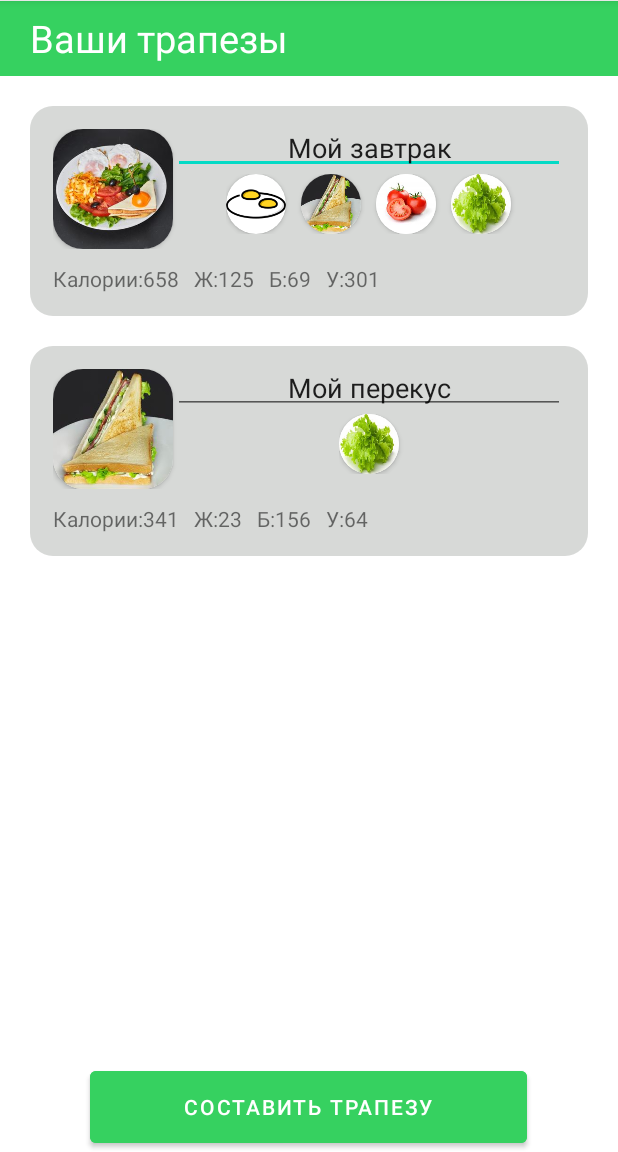
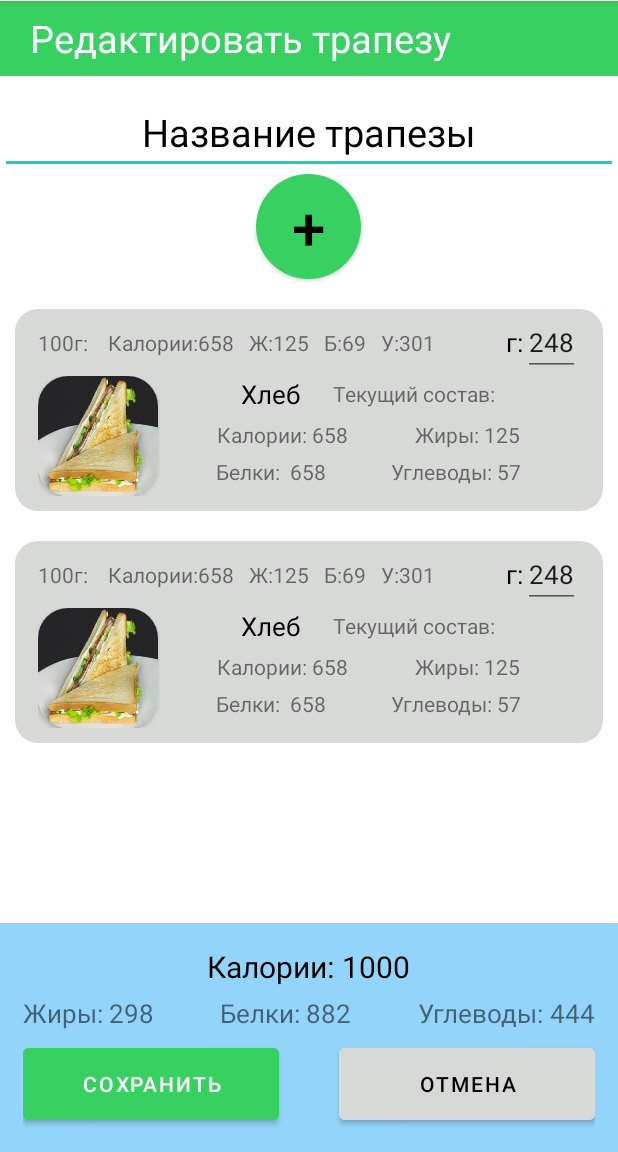
Before and after one commit to Ibarsuk/meal-builder, an Android app: the screen it shows after launch (MainActivity before the commit, MealEdit after it), on a phone screen of 412 x 824 dp, the part 84-1236 px from its top. Run offline under Robolectric (Android 15) with nearby library versions, the phone set to English and light mode, and no system bars.

Commit message:
edit activity layout

```diff
--- /dev/null
+++ b/app/src/main/java/com/example/meal_builder/MealEdit.java
@@ -0,0 +1,14 @@
+package com.example.meal_builder;
+
+import androidx.appcompat.app.AppCompatActivity;
+
+import android.os.Bundle;
+
+public class MealEdit extends AppCompatActivity {
+
+    @Override
+    protected void onCreate(Bundle savedInstanceState) {
+        super.onCreate(savedInstanceState);
+        setContentView(R.layout.activity_meal_edit);
+    }
+}
--- /dev/null
+++ b/app/src/main/res/drawable/border_rounded.xml
@@ -0,0 +1,17 @@
+<?xml version="1.0" encoding="utf-8"?>
+<shape
+    xmlns:android="http://schemas.android.com/apk/res/android">
+    <solid
+        android:color="@color/secondary">
+    </solid>
+    <stroke
+        android:width="0dp"
+        android:color="#424242">
+    </stroke>
+    <corners
+        android:topLeftRadius="15dp"
+        android:topRightRadius="15dp"
+        android:bottomLeftRadius="15dp"
+        android:bottomRightRadius="15dp">
+    </corners>
+</shape>
--- a/app/src/main/res/drawable/rounded.xml
+++ b/app/src/main/res/drawable/rounded.xml
@@ -1,17 +1,6 @@
 <?xml version="1.0" encoding="utf-8"?>
-<shape
-    xmlns:android="http://schemas.android.com/apk/res/android">
-    <solid
-        android:color="@color/card_bg">
-    </solid>
-    <stroke
-        android:width="0dp"
-        android:color="#424242">
-    </stroke>
-    <corners
-        android:topLeftRadius="15dp"
-        android:topRightRadius="15dp"
-        android:bottomLeftRadius="15dp"
-        android:bottomRightRadius="15dp">
-    </corners>
+<shape xmlns:android="http://schemas.android.com/apk/res/android"
+    android:shape="oval">
+    <solid android:color="@color/main"/>
+
 </shape>
--- a/app/src/main/res/layout/activity_main.xml
+++ b/app/src/main/res/layout/activity_main.xml
@@ -10,7 +10,7 @@
         android:id="@+id/textView"
         android:layout_width="match_parent"
         android:layout_height="50dp"
-        android:background="@color/green"
+        android:background="@color/main"
         android:gravity="center_vertical"
         android:paddingStart="20dp"
         android:text="@string/user_meals_title"
@@ -60,7 +60,7 @@
         <Button
             android:layout_width="291dp"
             android:layout_height="60dp"
-            android:backgroundTint="@color/green"
+            android:backgroundTint="@color/main"
             android:text="@string/choose_button"
             android:id="@+id/add_meal_btn">
         </Button>
--- /dev/null
+++ b/app/src/main/res/layout/activity_meal_edit.xml
@@ -0,0 +1,202 @@
+<?xml version="1.0" encoding="utf-8"?>
+<androidx.constraintlayout.widget.ConstraintLayout xmlns:android="http://schemas.android.com/apk/res/android"
+xmlns:app="http://schemas.android.com/apk/res-auto"
+xmlns:tools="http://schemas.android.com/tools"
+android:layout_width="match_parent"
+android:layout_height="match_parent"
+tools:context=".MealEdit">
+
+<TextView
+    android:id="@+id/textView"
+    android:layout_width="match_parent"
+    android:layout_height="50dp"
+    android:background="@color/main"
+    android:gravity="center_vertical"
+    android:paddingStart="20dp"
+    android:text="@string/meal_edit_title"
+    android:textColor="@color/white"
+    android:textSize="25sp"
+    app:layout_constraintBottom_toBottomOf="parent"
+    app:layout_constraintEnd_toEndOf="parent"
+    app:layout_constraintHorizontal_bias="0.0"
+    app:layout_constraintStart_toStartOf="parent"
+    app:layout_constraintTop_toTopOf="parent"
+    app:layout_constraintVertical_bias="0.001"
+    tools:ignore="RtlSymmetry" />
+
+    <LinearLayout
+        android:layout_width="match_parent"
+        android:layout_height="wrap_content"
+        android:orientation="vertical"
+        app:layout_constrainedHeight="true"
+        app:layout_constraintBottom_toTopOf="@+id/linearLayout"
+        app:layout_constraintTop_toBottomOf="@+id/textView"
+        app:layout_constraintVertical_bias="0.0"
+        tools:layout_editor_absoluteX="0dp">
+
+        <EditText
+            android:layout_width="match_parent"
+            android:layout_height="wrap_content"
+            android:layout_marginTop="10dp"
+            android:gravity="center"
+            android:maxLines="4"
+            android:text="Название трапезы"
+            android:textColor="@color/black"
+            android:textSize="25sp" />
+
+        <ScrollView
+            android:layout_width="match_parent"
+            android:layout_height="wrap_content">
+
+            <LinearLayout
+                android:layout_width="match_parent"
+                android:layout_height="wrap_content"
+                android:orientation="vertical"
+                android:paddingHorizontal="10dp">
+
+                <androidx.appcompat.widget.AppCompatButton
+                    android:layout_width="70dp"
+                    android:layout_height="70dp"
+                    android:layout_gravity="center"
+                    android:background="@drawable/rounded"
+                    android:backgroundTint="@color/main"
+                    android:text="+"
+                    android:textColor="@color/black"
+                    android:textSize="40sp"
+                    android:layout_marginBottom="20dp"/>
+
+                <include layout="@layout/meal_part" />
+                <include layout="@layout/meal_part" />
+
+
+            </LinearLayout>
+        </ScrollView>
+
+
+    </LinearLayout>
+
+    <LinearLayout
+        android:id="@+id/linearLayout"
+        android:layout_width="match_parent"
+        android:layout_height="wrap_content"
+        android:background="@color/background"
+        android:orientation="vertical"
+
+        android:padding="15dp"
+        app:layout_constraintBottom_toBottomOf="parent"
+        tools:layout_editor_absoluteX="0dp">
+
+        <LinearLayout
+            android:layout_width="wrap_content"
+            android:layout_height="wrap_content"
+            android:layout_gravity="center"
+            android:layout_marginBottom="5dp">
+
+            <TextView
+                android:layout_width="wrap_content"
+                android:layout_height="wrap_content"
+                android:layout_marginEnd="5dp"
+                android:text="@string/calories_counter"
+                android:textColor="@color/black"
+                android:textSize="20sp" />
+
+            <TextView
+                android:layout_width="wrap_content"
+                android:layout_height="wrap_content"
+                android:text="1000"
+                android:textColor="@color/black"
+                android:textSize="20sp" />
+        </LinearLayout>
+
+        <LinearLayout
+            android:layout_width="match_parent"
+            android:layout_height="wrap_content"
+            android:layout_marginBottom="5dp"
+            android:weightSum="3">
+
+            <LinearLayout
+                android:layout_width="wrap_content"
+                android:layout_height="wrap_content"
+                android:layout_weight="1"
+                android:gravity="start">
+
+                <TextView
+                    android:layout_width="wrap_content"
+                    android:layout_height="wrap_content"
+                    android:text="Жиры: "
+                    android:textSize="17sp" />
+
+                <TextView
+                    android:layout_width="wrap_content"
+                    android:layout_height="wrap_content"
+                    android:text="298"
+                    android:textSize="17sp" />
+            </LinearLayout>
+
+            <LinearLayout
+                android:layout_width="wrap_content"
+                android:layout_height="wrap_content"
+                android:layout_weight="1"
+                android:gravity="center">
+
+                <TextView
+                    android:layout_width="wrap_content"
+                    android:layout_height="wrap_content"
+                    android:text="Белки: "
+                    android:textSize="17sp" />
+
+                <TextView
+                    android:layout_width="wrap_content"
+                    android:layout_height="wrap_content"
+                    android:text="882"
+                    android:textSize="17sp" />
+            </LinearLayout>
+
+            <LinearLayout
+                android:layout_width="wrap_content"
+                android:layout_height="wrap_content"
+                android:layout_weight="1"
+                android:gravity="end">
+
+                <TextView
+                    android:layout_width="wrap_content"
+                    android:layout_height="wrap_content"
+                    android:text="Углеводы: "
+                    android:textSize="17sp" />
+
+                <TextView
+                    android:layout_width="wrap_content"
+                    android:layout_height="wrap_content"
+                    android:text="444"
+                    android:textSize="17sp" />
+            </LinearLayout>
+
+        </LinearLayout>
+
+        <LinearLayout
+            android:layout_width="match_parent"
+            android:layout_height="wrap_content"
+            android:gravity="center"
+            android:orientation="horizontal"
+            android:weightSum="2">
+
+            <Button
+                android:layout_width="150dp"
+                android:layout_height="60dp"
+                android:layout_marginEnd="40dp"
+                android:layout_weight="1"
+                android:backgroundTint="@color/main"
+                android:text="@string/save_button" />
+
+            <Button
+                android:layout_width="150dp"
+                android:layout_height="60dp"
+                android:layout_weight="1"
+                android:backgroundTint="@color/secondary"
+                android:text="@string/cancel_button"
+                android:textColor="@color/black" />
+        </LinearLayout>
+
+    </LinearLayout>
+
+</androidx.constraintlayout.widget.ConstraintLayout>
--- a/app/src/main/res/layout/meal_card_example.xml
+++ b/app/src/main/res/layout/meal_card_example.xml
@@ -3,7 +3,7 @@
     android:layout_width="match_parent"
     android:layout_height="wrap_content"
     android:layout_marginBottom="20dp"
-    android:background="@drawable/rounded"
+    android:background="@drawable/border_rounded"
     android:padding="15dp"
     android:orientation="vertical"
     android:onClick="onExampleCardClick">
--- a/app/src/main/res/layout/meal_card_template.xml
+++ b/app/src/main/res/layout/meal_card_template.xml
@@ -3,7 +3,7 @@
 android:layout_width="match_parent"
 android:layout_height="wrap_content"
 android:layout_marginBottom="20dp"
-android:background="@drawable/rounded"
+android:background="@drawable/border_rounded"
 android:padding="15dp"
 android:orientation="vertical">
 <LinearLayout
--- /dev/null
+++ b/app/src/main/res/layout/meal_part.xml
@@ -0,0 +1,254 @@
+<?xml version="1.0" encoding="utf-8"?>
+<LinearLayout xmlns:android="http://schemas.android.com/apk/res/android"
+    xmlns:app="http://schemas.android.com/apk/res-auto"
+    xmlns:tools="http://schemas.android.com/tools"
+    android:layout_width="match_parent"
+    android:layout_height="wrap_content"
+    android:layout_marginBottom="20dp"
+    android:background="@drawable/border_rounded"
+    android:paddingHorizontal="15dp"
+    android:paddingBottom="10dp"
+    android:orientation="vertical">
+
+    <androidx.constraintlayout.widget.ConstraintLayout
+        android:layout_width="match_parent"
+        android:layout_height="wrap_content"
+       >
+
+        <LinearLayout
+            android:layout_width="wrap_content"
+            android:layout_height="wrap_content"
+            app:layout_constraintStart_toStartOf="parent"
+            app:layout_constraintTop_toTopOf="parent"
+            app:layout_constraintBottom_toBottomOf="parent">
+
+            <TextView
+                android:layout_width="wrap_content"
+                android:layout_height="wrap_content"
+                android:layout_marginEnd="10dp"
+                android:text="100г: " />
+
+            <TextView
+                android:layout_width="wrap_content"
+                android:layout_height="wrap_content"
+                android:text="@string/calories_counter" />
+
+            <TextView
+                android:layout_width="wrap_content"
+                android:layout_height="wrap_content"
+                android:layout_marginEnd="10dp"
+                android:text="658" />
+
+            <TextView
+                android:layout_width="wrap_content"
+                android:layout_height="wrap_content"
+                android:text="@string/fat_counter" />
+
+            <TextView
+                android:layout_width="wrap_content"
+                android:layout_height="wrap_content"
+                android:layout_marginEnd="10dp"
+                android:text="125" />
+
+            <TextView
+                android:layout_width="wrap_content"
+                android:layout_height="wrap_content"
+                android:text="@string/protein_counter" />
+
+            <TextView
+                android:layout_width="wrap_content"
+                android:layout_height="wrap_content"
+                android:layout_marginEnd="10dp"
+                android:text="69" />
+
+            <TextView
+                android:layout_width="wrap_content"
+                android:layout_height="wrap_content"
+                android:text="@string/carbonhydrates_counter" />
+
+            <TextView
+                android:layout_width="wrap_content"
+                android:layout_height="wrap_content"
+                android:layout_marginEnd="10dp"
+                android:text="301" />
+        </LinearLayout>
+
+        <LinearLayout
+            android:layout_width="wrap_content"
+            android:layout_height="wrap_content"
+            app:layout_constraintBottom_toBottomOf="parent"
+            app:layout_constraintEnd_toEndOf="parent"
+            app:layout_constraintTop_toTopOf="parent">
+
+            <TextView
+                android:layout_width="wrap_content"
+                android:layout_height="wrap_content"
+                android:text="г:"
+                android:textColor="@color/black"
+                android:textSize="17dp" />
+
+            <EditText
+                android:layout_width="wrap_content"
+                android:layout_height="wrap_content"
+                android:inputType="number"
+                android:lines="1"
+                android:maxLength="4"
+                android:maxLines="1"
+                android:text="248"
+                android:textSize="17dp" />
+        </LinearLayout>
+
+
+    </androidx.constraintlayout.widget.ConstraintLayout>
+
+
+    <LinearLayout
+        android:layout_width="match_parent"
+        android:layout_height="wrap_content"
+        xmlns:app="http://schemas.android.com/apk/res-auto"
+        android:orientation="horizontal"
+        android:weightSum="100"
+        >
+
+
+        <androidx.cardview.widget.CardView
+            app:cardCornerRadius="20dp"
+            android:layout_width="80dp"
+            android:layout_height="80dp"
+            android:layout_gravity="center">
+            <ImageView
+                android:layout_width="match_parent"
+                android:layout_height="match_parent"
+                android:id="@+id/card_example_img"
+                android:scaleType="fitXY"
+                android:src="@drawable/sandwitch"/>
+        </androidx.cardview.widget.CardView>
+
+        <LinearLayout
+            android:layout_width="match_parent"
+            android:layout_height="match_parent"
+            android:orientation="vertical">
+
+            <LinearLayout
+                android:layout_width="match_parent"
+                android:layout_height="wrap_content"
+                android:orientation="horizontal"
+                android:gravity="center"
+                android:layout_gravity="center">
+
+                <TextView
+                    android:layout_width="wrap_content"
+                    android:layout_height="wrap_content"
+                    android:id="@+id/card_example_title"
+                    android:text="Хлеб"
+                    android:textSize="17sp"
+                    android:textColor="@color/black"
+                    android:layout_marginEnd="20dp"/>
+
+                <TextView
+                    android:layout_width="110dp"
+                    android:layout_height="wrap_content"
+                    android:gravity="center_horizontal"
+                    android:text="Текущий состав:"
+                    android:textSize="14sp"
+                    />
+
+            </LinearLayout>
+
+            <LinearLayout
+                android:layout_width="match_parent"
+                android:layout_height="wrap_content"
+                android:orientation="vertical"
+                android:padding="5dp">
+
+                <LinearLayout
+                    android:layout_marginBottom="5dp"
+                    android:layout_width="match_parent"
+                    android:layout_height="wrap_content"
+                    android:orientation="horizontal"
+                    android:gravity="center"
+                    android:weightSum="3">
+
+                    <LinearLayout
+                        android:gravity="center"
+                        android:layout_weight="1"
+                        android:layout_width="wrap_content"
+                        android:layout_height="wrap_content"
+                        android:layout_marginEnd="10dp">
+                        <TextView
+                            android:layout_width="wrap_content"
+                            android:layout_height="wrap_content"
+                            android:text="@string/calories_counter" />
+
+                        <TextView
+                            android:layout_width="wrap_content"
+                            android:layout_height="wrap_content"
+                            android:text=" 658" />
+                    </LinearLayout>
+
+                    <LinearLayout
+                        android:gravity="center"
+                        android:layout_weight="1"
+                        android:layout_width="wrap_content"
+                        android:layout_height="wrap_content">
+                        <TextView
+                            android:layout_width="wrap_content"
+                            android:layout_height="wrap_content"
+                            android:text="Жиры: " />
+
+                        <TextView
+                            android:layout_width="wrap_content"
+                            android:layout_height="wrap_content"
+                            android:text="125" />
+                    </LinearLayout>
+
+                </LinearLayout>
+
+                <LinearLayout
+                    android:layout_width="match_parent"
+                    android:layout_height="wrap_content"
+                    android:orientation="horizontal"
+                    android:gravity="center"
+                    android:weightSum="3">
+
+                    <LinearLayout
+                        android:gravity="center"
+                        android:layout_weight="1"
+                        android:layout_width="wrap_content"
+                        android:layout_height="wrap_content"
+                        android:layout_marginEnd="10dp">
+                        <TextView
+                            android:layout_width="wrap_content"
+                            android:layout_height="wrap_content"
+                            android:text="Белки: " />
+
+                        <TextView
+                            android:layout_width="wrap_content"
+                            android:layout_height="wrap_content"
+                            android:text=" 658" />
+                    </LinearLayout>
+
+                    <LinearLayout
+                        android:gravity="center"
+                        android:layout_weight="1"
+                        android:layout_width="wrap_content"
+                        android:layout_height="wrap_content">
+                        <TextView
+                            android:layout_width="wrap_content"
+                            android:layout_height="wrap_content"
+                            android:text="Углеводы: " />
+
+                        <TextView
+                            android:layout_width="wrap_content"
+                            android:layout_height="wrap_content"
+                            android:text="57" />
+                    </LinearLayout>
+
+                </LinearLayout>
+
+            </LinearLayout>
+
+        </LinearLayout>
+    </LinearLayout>
+
+</LinearLayout>
--- a/app/src/main/res/values/colors.xml
+++ b/app/src/main/res/values/colors.xml
@@ -7,6 +7,7 @@
     <color name="teal_700">#FF018786</color>
     <color name="black">#FF000000</color>
     <color name="white">#FFFFFFFF</color>
-    <color name="green">#36d160</color>
-    <color name="card_bg">#d7d9d7</color>
+    <color name="main">#36d160</color>
+    <color name="secondary">#d7d9d7</color>
+    <color name="background">#93d4fa</color>
 </resources>
--- a/app/src/main/res/values/strings.xml
+++ b/app/src/main/res/values/strings.xml
@@ -6,4 +6,7 @@
     <string name="fat_counter">Ж: </string>
     <string name="protein_counter">Б: </string>
     <string name="carbonhydrates_counter">У: </string>
+    <string name="meal_edit_title">Редактировать трапезу</string>
+    <string name="save_button">Сохранить</string>
+    <string name="cancel_button">Отмена</string>
 </resources>
```
Also changed, not shown: app/src/main/AndroidManifest.xml (+6 -2 lines).
